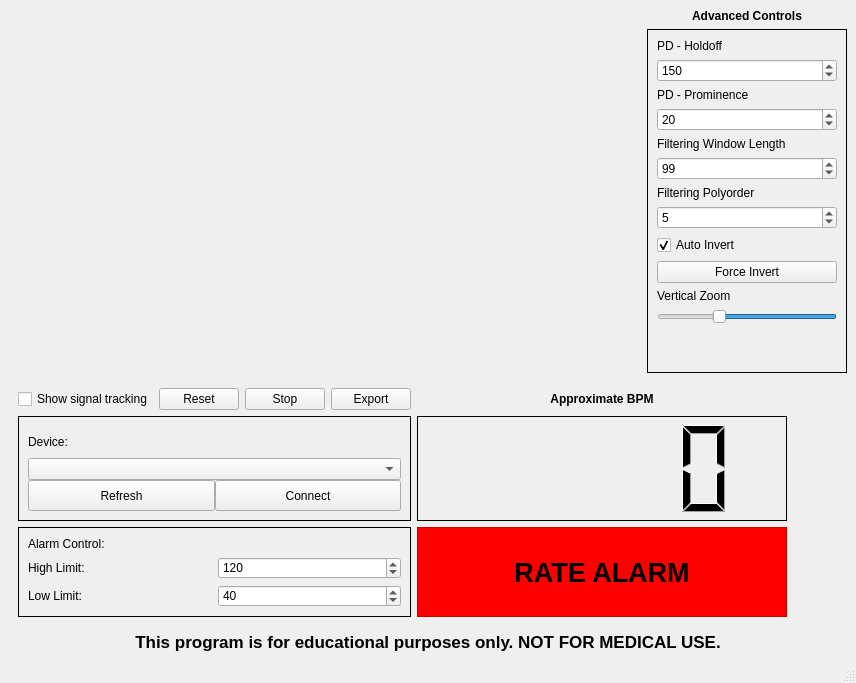
The window that ecg_viewer_window.ui (HTM-Workshop/ECG-Viewer) describes before a commit, drawn with Qt 5.
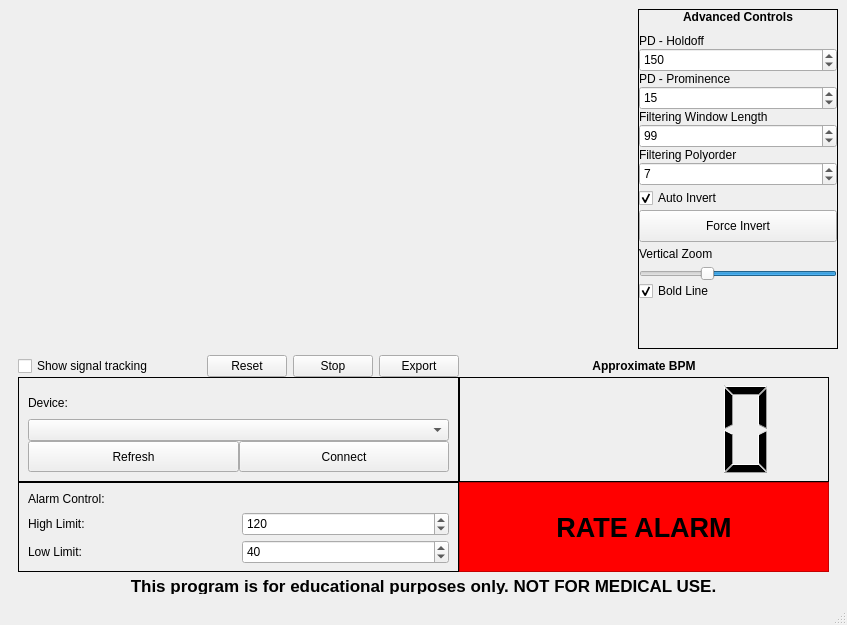
The same window after the commit. Icons and pictures are not drawn. Custom widgets are drawn as their Qt base class.

Commit message: Added bold draw option. Merged new UI. Updated Makefile.

```diff
--- a/ecg_viewer_window.ui
+++ b/ecg_viewer_window.ui
@@ -6,14 +6,14 @@
    <rect>
     <x>0</x>
     <y>0</y>
-    <width>856</width>
-    <height>683</height>
+    <width>847</width>
+    <height>625</height>
    </rect>
   </property>
   <property name="minimumSize">
    <size>
-    <width>856</width>
-    <height>683</height>
+    <width>847</width>
+    <height>625</height>
    </size>
   </property>
   <property name="maximumSize">
@@ -37,279 +37,18 @@
   </property>
   <widget class="QWidget" name="centralwidget">
    <layout class="QGridLayout" name="gridLayout_5">
-    <item row="1" column="2">
-     <widget class="QFrame" name="gridFrame_2">
-      <property name="minimumSize">
-       <size>
-        <width>200</width>
-        <height>340</height>
-       </size>
-      </property>
-      <property name="maximumSize">
-       <size>
-        <width>200</width>
-        <height>16777215</height>
-       </size>
-      </property>
-      <property name="frameShape">
-       <enum>QFrame::Box</enum>
-      </property>
-      <layout class="QGridLayout" name="gridLayout_4">
-       <item row="1" column="0">
-        <layout class="QVBoxLayout" name="verticalLayout_3">
-         <item>
-          <widget class="QLabel" name="label_10">
-           <property name="text">
-            <string>Filtering Window Length</string>
-           </property>
-          </widget>
-         </item>
-         <item>
-          <widget class="QSpinBox" name="window_length_box">
-           <property name="maximum">
-            <number>299</number>
-           </property>
-           <property name="singleStep">
-            <number>2</number>
-           </property>
-           <property name="value">
-            <number>99</number>
-           </property>
-          </widget>
-         </item>
-         <item>
-          <widget class="QLabel" name="label_11">
-           <property name="text">
-            <string>Filtering Polyorder</string>
-           </property>
-          </widget>
-         </item>
-         <item>
-          <widget class="QSpinBox" name="polyorder_box">
-           <property name="value">
-            <number>5</number>
-           </property>
-          </widget>
-         </item>
-         <item>
-          <widget class="QCheckBox" name="autoinvert_checkbox">
-           <property name="enabled">
-            <bool>true</bool>
-           </property>
-           <property name="text">
-            <string>Auto Invert</string>
-           </property>
-           <property name="checked">
-            <bool>true</bool>
-           </property>
-          </widget>
-         </item>
-         <item>
-          <widget class="QPushButton" name="button_force_invert">
-           <property name="text">
-            <string>Force Invert</string>
-           </property>
-          </widget>
-         </item>
-         <item>
-          <widget class="QLabel" name="label_7">
-           <property name="text">
-            <string>Vertical Zoom</string>
-           </property>
-          </widget>
-         </item>
-         <item>
-          <widget class="QSlider" name="graph_zoom_slider">
-           <property name="minimum">
-            <number>0</number>
-           </property>
-           <property name="maximum">
-            <number>99</number>
-           </property>
-           <property name="singleStep">
-            <number>1</number>
-           </property>
-           <property name="value">
-            <number>66</number>
-           </property>
-           <property name="orientation">
-            <enum>Qt::Horizontal</enum>
-           </property>
-           <property name="invertedAppearance">
-            <bool>true</bool>
-           </property>
-           <property name="invertedControls">
-            <bool>false</bool>
-           </property>
-           <property name="tickPosition">
-            <enum>QSlider::NoTicks</enum>
-           </property>
-          </widget>
-         </item>
-        </layout>
-       </item>
-       <item row="0" column="0">
-        <layout class="QVBoxLayout" name="verticalLayout">
-         <item>
-          <widget class="QLabel" name="label_8">
-           <property name="text">
-            <string>PD - Holdoff</string>
-           </property>
-          </widget>
-         </item>
-         <item>
-          <widget class="QSpinBox" name="holdoff_box">
-           <property name="toolTip">
-            <string/>
-           </property>
-           <property name="toolTipDuration">
-            <number>-1</number>
-           </property>
-           <property name="maximum">
-            <number>300</number>
-           </property>
-           <property name="singleStep">
-            <number>10</number>
-           </property>
-           <property name="value">
-            <number>150</number>
-           </property>
-          </widget>
-         </item>
-         <item>
-          <widget class="QLabel" name="label_9">
-           <property name="text">
-            <string>PD - Prominence</string>
-           </property>
-          </widget>
-         </item>
-         <item>
-          <widget class="QSpinBox" name="prominence_box">
-           <property name="value">
-            <number>20</number>
-           </property>
-          </widget>
-         </item>
-        </layout>
-       </item>
-       <item row="2" column="0">
-        <spacer name="verticalSpacer_2">
-         <property name="orientation">
-          <enum>Qt::Vertical</enum>
-         </property>
-         <property name="sizeHint" stdset="0">
-          <size>
-           <width>20</width>
-           <height>40</height>
-          </size>
-         </property>
-        </spacer>
-       </item>
-      </layout>
-     </widget>
-    </item>
-    <item row="4" column="0" colspan="3">
-     <widget class="QLabel" name="label_12">
-      <property name="font">
-       <font>
-        <pointsize>13</pointsize>
-        <weight>75</weight>
-        <bold>true</bold>
-       </font>
-      </property>
-      <property name="text">
-       <string>This program is for educational purposes only. NOT FOR MEDICAL USE.</string>
-      </property>
-      <property name="alignment">
-       <set>Qt::AlignCenter</set>
-      </property>
-     </widget>
-    </item>
-    <item row="0" column="0" rowspan="2" colspan="2">
-     <widget class="PlotWidget" name="graph" native="true"/>
-    </item>
-    <item row="0" column="2">
-     <widget class="QLabel" name="label_6">
-      <property name="font">
-       <font>
-        <weight>75</weight>
-        <bold>true</bold>
-       </font>
-      </property>
-      <property name="text">
-       <string>Advanced Controls</string>
-      </property>
-      <property name="alignment">
-       <set>Qt::AlignCenter</set>
-      </property>
-     </widget>
-    </item>
-    <item row="2" column="0" colspan="3">
+    <item row="5" column="0" colspan="3">
      <widget class="QFrame" name="gridFrame">
       <layout class="QGridLayout" name="gridLayout">
-       <item row="2" column="1">
-        <widget class="QLCDNumber" name="lcdNumber">
-         <property name="sizePolicy">
-          <sizepolicy hsizetype="Preferred" vsizetype="Preferred">
-           <horstretch>0</horstretch>
-           <verstretch>0</verstretch>
-          </sizepolicy>
-         </property>
-         <property name="minimumSize">
-          <size>
-           <width>370</width>
-           <height>105</height>
-          </size>
-         </property>
-         <property name="frameShape">
-          <enum>QFrame::Panel</enum>
-         </property>
-         <property name="frameShadow">
-          <enum>QFrame::Plain</enum>
-         </property>
-        </widget>
-       </item>
-       <item row="1" column="0">
-        <layout class="QHBoxLayout" name="horizontalLayout">
-         <item>
-          <widget class="QCheckBox" name="show_track">
-           <property name="toolTip">
-            <string notr="true"/>
-           </property>
-           <property name="toolTipDuration">
-            <number>-1</number>
-           </property>
-           <property name="whatsThis">
-            <string/>
-           </property>
-           <property name="text">
-            <string extracomment="test">Show signal tracking</string>
-           </property>
-          </widget>
-         </item>
-         <item>
-          <widget class="QPushButton" name="button_reset">
-           <property name="text">
-            <string>Reset</string>
-           </property>
-          </widget>
-         </item>
-         <item>
-          <widget class="QPushButton" name="button_run">
-           <property name="text">
-            <string>Stop</string>
-           </property>
-          </widget>
-         </item>
-         <item>
-          <widget class="QPushButton" name="button_export">
-           <property name="text">
-            <string>Export</string>
-           </property>
-          </widget>
-         </item>
-        </layout>
-       </item>
+       <property name="topMargin">
+        <number>0</number>
+       </property>
+       <property name="bottomMargin">
+        <number>0</number>
+       </property>
+       <property name="spacing">
+        <number>0</number>
+       </property>
        <item row="2" column="0">
         <widget class="QFrame" name="frame">
          <property name="frameShape">
@@ -376,6 +115,12 @@
          <layout class="QGridLayout" name="gridLayout_3">
           <item row="1" column="1">
            <widget class="QSpinBox" name="high_limit_box">
+            <property name="minimumSize">
+             <size>
+              <width>0</width>
+              <height>24</height>
+             </size>
+            </property>
             <property name="minimum">
              <number>85</number>
             </property>
@@ -396,6 +141,12 @@
           </item>
           <item row="1" column="0">
            <widget class="QLabel" name="label_4">
+            <property name="minimumSize">
+             <size>
+              <width>0</width>
+              <height>24</height>
+             </size>
+            </property>
             <property name="text">
              <string>High Limit:</string>
             </property>
@@ -403,6 +154,12 @@
           </item>
           <item row="2" column="0">
            <widget class="QLabel" name="label_5">
+            <property name="minimumSize">
+             <size>
+              <width>0</width>
+              <height>24</height>
+             </size>
+            </property>
             <property name="text">
              <string>Low Limit:</string>
             </property>
@@ -410,6 +167,12 @@
           </item>
           <item row="2" column="1">
            <widget class="QSpinBox" name="low_limit_box">
+            <property name="minimumSize">
+             <size>
+              <width>0</width>
+              <height>24</height>
+             </size>
+            </property>
             <property name="minimum">
              <number>15</number>
             </property>
@@ -500,9 +263,394 @@
          </property>
         </spacer>
        </item>
+       <item row="2" column="1">
+        <widget class="QLCDNumber" name="lcdNumber">
+         <property name="sizePolicy">
+          <sizepolicy hsizetype="Preferred" vsizetype="Preferred">
+           <horstretch>0</horstretch>
+           <verstretch>0</verstretch>
+          </sizepolicy>
+         </property>
+         <property name="minimumSize">
+          <size>
+           <width>370</width>
+           <height>105</height>
+          </size>
+         </property>
+         <property name="frameShape">
+          <enum>QFrame::Panel</enum>
+         </property>
+         <property name="frameShadow">
+          <enum>QFrame::Plain</enum>
+         </property>
+        </widget>
+       </item>
+       <item row="1" column="0">
+        <layout class="QHBoxLayout" name="horizontalLayout">
+         <property name="spacing">
+          <number>6</number>
+         </property>
+         <item>
+          <widget class="QCheckBox" name="show_track">
+           <property name="minimumSize">
+            <size>
+             <width>200</width>
+             <height>20</height>
+            </size>
+           </property>
+           <property name="toolTip">
+            <string notr="true"/>
+           </property>
+           <property name="toolTipDuration">
+            <number>-1</number>
+           </property>
+           <property name="whatsThis">
+            <string/>
+           </property>
+           <property name="text">
+            <string extracomment="test">Show signal tracking</string>
+           </property>
+          </widget>
+         </item>
+         <item>
+          <widget class="QPushButton" name="button_reset">
+           <property name="text">
+            <string>Reset</string>
+           </property>
+          </widget>
+         </item>
+         <item>
+          <widget class="QPushButton" name="button_run">
+           <property name="text">
+            <string>Stop</string>
+           </property>
+          </widget>
+         </item>
+         <item>
+          <widget class="QPushButton" name="button_export">
+           <property name="text">
+            <string>Export</string>
+           </property>
+          </widget>
+         </item>
+        </layout>
+       </item>
       </layout>
      </widget>
     </item>
+    <item row="1" column="2" rowspan="3">
+     <widget class="QFrame" name="gridFrame_2">
+      <property name="minimumSize">
+       <size>
+        <width>200</width>
+        <height>0</height>
+       </size>
+      </property>
+      <property name="maximumSize">
+       <size>
+        <width>200</width>
+        <height>16777215</height>
+       </size>
+      </property>
+      <property name="frameShape">
+       <enum>QFrame::Box</enum>
+      </property>
+      <layout class="QGridLayout" name="gridLayout_4">
+       <property name="leftMargin">
+        <number>0</number>
+       </property>
+       <property name="topMargin">
+        <number>0</number>
+       </property>
+       <property name="rightMargin">
+        <number>0</number>
+       </property>
+       <property name="bottomMargin">
+        <number>0</number>
+       </property>
+       <item row="0" column="0">
+        <layout class="QVBoxLayout" name="verticalLayout" stretch="0,0,0,0,0,0,0,0,0,0,0,0,0,0,0">
+         <property name="spacing">
+          <number>0</number>
+         </property>
+         <item>
+          <widget class="QLabel" name="label_6">
+           <property name="minimumSize">
+            <size>
+             <width>0</width>
+             <height>0</height>
+            </size>
+           </property>
+           <property name="maximumSize">
+            <size>
+             <width>200</width>
+             <height>20</height>
+            </size>
+           </property>
+           <property name="font">
+            <font>
+             <weight>75</weight>
+             <bold>true</bold>
+            </font>
+           </property>
+           <property name="frameShape">
+            <enum>QFrame::NoFrame</enum>
+           </property>
+           <property name="lineWidth">
+            <number>0</number>
+           </property>
+           <property name="text">
+            <string>Advanced Controls</string>
+           </property>
+           <property name="alignment">
+            <set>Qt::AlignCenter</set>
+           </property>
+           <property name="margin">
+            <number>-1</number>
+           </property>
+          </widget>
+         </item>
+         <item>
+          <spacer name="verticalSpacer">
+           <property name="orientation">
+            <enum>Qt::Vertical</enum>
+           </property>
+           <property name="sizeType">
+            <enum>QSizePolicy::Fixed</enum>
+           </property>
+           <property name="sizeHint" stdset="0">
+            <size>
+             <width>20</width>
+             <height>10</height>
+            </size>
+           </property>
+          </spacer>
+         </item>
+         <item>
+          <widget class="QLabel" name="label_8">
+           <property name="text">
+            <string>PD - Holdoff</string>
+           </property>
+          </widget>
+         </item>
+         <item>
+          <widget class="QSpinBox" name="holdoff_box">
+           <property name="minimumSize">
+            <size>
+             <width>172</width>
+             <height>24</height>
+            </size>
+           </property>
+           <property name="toolTip">
+            <string/>
+           </property>
+           <property name="toolTipDuration">
+            <number>-1</number>
+           </property>
+           <property name="maximum">
+            <number>300</number>
+           </property>
+           <property name="singleStep">
+            <number>10</number>
+           </property>
+           <property name="value">
+            <number>150</number>
+           </property>
+          </widget>
+         </item>
+         <item>
+          <widget class="QLabel" name="label_9">
+           <property name="text">
+            <string>PD - Prominence</string>
+           </property>
+          </widget>
+         </item>
+         <item>
+          <widget class="QSpinBox" name="prominence_box">
+           <property name="minimumSize">
+            <size>
+             <width>0</width>
+             <height>24</height>
+            </size>
+           </property>
+           <property name="value">
+            <number>15</number>
+           </property>
+          </widget>
+         </item>
+         <item>
+          <widget class="QLabel" name="label_10">
+           <property name="text">
+            <string>Filtering Window Length</string>
+           </property>
+          </widget>
+         </item>
+         <item>
+          <widget class="QSpinBox" name="window_length_box">
+           <property name="minimumSize">
+            <size>
+             <width>0</width>
+             <height>24</height>
+            </size>
+           </property>
+           <property name="maximum">
+            <number>299</number>
+           </property>
+           <property name="singleStep">
+            <number>2</number>
+           </property>
+           <property name="value">
+            <number>99</number>
+           </property>
+          </widget>
+         </item>
+         <item>
+          <widget class="QLabel" name="label_11">
+           <property name="text">
+            <string>Filtering Polyorder</string>
+           </property>
+          </widget>
+         </item>
+         <item>
+          <widget class="QSpinBox" name="polyorder_box">
+           <property name="minimumSize">
+            <size>
+             <width>0</width>
+             <height>24</height>
+            </size>
+           </property>
+           <property name="value">
+            <number>7</number>
+           </property>
+          </widget>
+         </item>
+         <item>
+          <widget class="QCheckBox" name="autoinvert_checkbox">
+           <property name="enabled">
+            <bool>true</bool>
+           </property>
+           <property name="minimumSize">
+            <size>
+             <width>0</width>
+             <height>24</height>
+            </size>
+           </property>
+           <property name="text">
+            <string>Auto Invert</string>
+           </property>
+           <property name="checked">
+            <bool>true</bool>
+           </property>
+          </widget>
+         </item>
+         <item>
+          <widget class="QPushButton" name="button_force_invert">
+           <property name="minimumSize">
+            <size>
+             <width>195</width>
+             <height>32</height>
+            </size>
+           </property>
+           <property name="text">
+            <string>Force Invert</string>
+           </property>
+          </widget>
+         </item>
+         <item>
+          <widget class="QLabel" name="label_7">
+           <property name="minimumSize">
+            <size>
+             <width>183</width>
+             <height>24</height>
+            </size>
+           </property>
+           <property name="text">
+            <string>Vertical Zoom</string>
+           </property>
+          </widget>
+         </item>
+         <item>
+          <widget class="QSlider" name="graph_zoom_slider">
+           <property name="minimum">
+            <number>0</number>
+           </property>
+           <property name="maximum">
+            <number>99</number>
+           </property>
+           <property name="singleStep">
+            <number>1</number>
+           </property>
+           <property name="value">
+            <number>66</number>
+           </property>
+           <property name="orientation">
+            <enum>Qt::Horizontal</enum>
+           </property>
+           <property name="invertedAppearance">
+            <bool>true</bool>
+           </property>
+           <property name="invertedControls">
+            <bool>false</bool>
+           </property>
+           <property name="tickPosition">
+            <enum>QSlider::NoTicks</enum>
+           </property>
+          </widget>
+         </item>
+         <item>
+          <widget class="QCheckBox" name="bold_checkBox">
+           <property name="text">
+            <string>Bold Line</string>
+           </property>
+           <property name="checked">
+            <bool>true</bool>
+           </property>
+          </widget>
+         </item>
+        </layout>
+       </item>
+       <item row="3" column="0">
+        <spacer name="verticalSpacer_2">
+         <property name="orientation">
+          <enum>Qt::Vertical</enum>
+         </property>
+         <property name="sizeHint" stdset="0">
+          <size>
+           <width>20</width>
+           <height>40</height>
+          </size>
+         </property>
+        </spacer>
+       </item>
+      </layout>
+     </widget>
+    </item>
+    <item row="1" column="0" rowspan="3" colspan="2">
+     <widget class="PlotWidget" name="graph" native="true"/>
+    </item>
+    <item row="7" column="0" colspan="3">
+     <widget class="QLabel" name="label_12">
+      <property name="maximumSize">
+       <size>
+        <width>832</width>
+        <height>16</height>
+       </size>
+      </property>
+      <property name="font">
+       <font>
+        <pointsize>13</pointsize>
+        <weight>75</weight>
+        <bold>true</bold>
+       </font>
+      </property>
+      <property name="text">
+       <string>This program is for educational purposes only. NOT FOR MEDICAL USE.</string>
+      </property>
+      <property name="alignment">
+       <set>Qt::AlignCenter</set>
+      </property>
+     </widget>
+    </item>
    </layout>
   </widget>
   <widget class="QStatusBar" name="statusBar"/>
```
Left out of the diff: 2 changed lines with no effect on the pictures. The commit also changes 7 other files.
